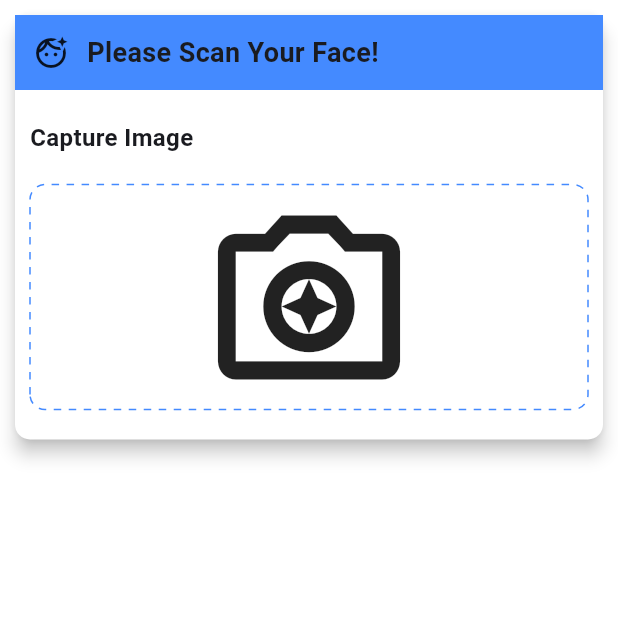
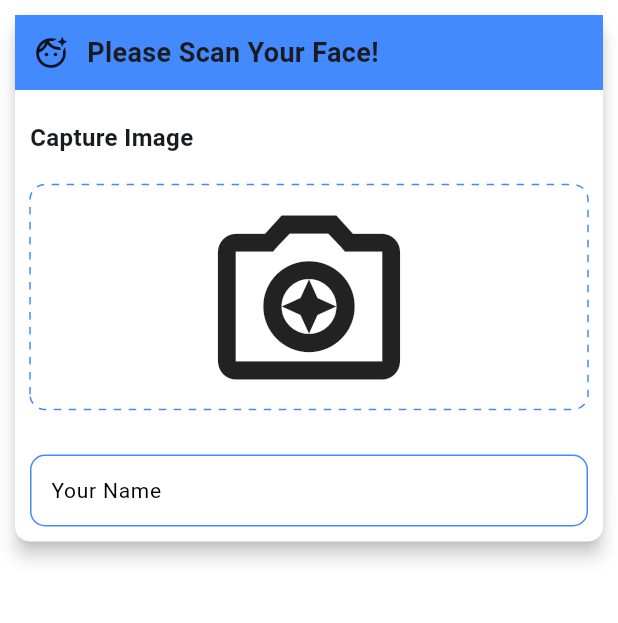
Before and after one commit to khadijahpassa/attendance-app, a Flutter app: the screen it shows after launch, after a tap on "Attandance Report", on a phone screen of 412 x 824 dp, the part 84-707 px from its top. Run offline on Flutter 3.47's test engine with Material 3 defaults, Android fonts, the phone set to English and light mode, and no system bars; drawn by our look-alikes of dotted_border; our stand-ins replace camera, cloud_firestore, firebase_core; missing offline and left inert: google_mlkit_face_detection; accounts and stored records are empty.

Commit message:
creating name text field

```diff
--- a/lib/ui/attend/attendance_screen.dart
+++ b/lib/ui/attend/attendance_screen.dart
@@ -133,6 +133,35 @@ class _AttendanceScreenState extends State<AttendanceScreen> {
                   ),
                 )
               ),
+              Padding(
+                padding: const EdgeInsets.all(10),
+                child: TextField(
+                  textInputAction: TextInputAction.done,
+                  keyboardType: TextInputType.text,
+                  controller: controller,
+                  decoration: InputDecoration(
+                    contentPadding: const EdgeInsets.symmetric(horizontal: 10),
+                    labelText: "Your Name",
+                    hintText: "Please type your name here",
+                    hintStyle: const TextStyle(
+                      fontSize: 14,
+                      color: Colors.grey
+                    ),
+                    labelStyle: const TextStyle(
+                      fontSize: 14,
+                      color: Colors.black
+                    ),
+                    border: OutlineInputBorder(
+                      borderRadius: BorderRadius.circular(10),
+                      borderSide: const BorderSide(color: Colors.blueAccent)
+                    ),
+                    enabledBorder: OutlineInputBorder(
+                      borderRadius: BorderRadius.circular(10),
+                      borderSide: const BorderSide(color: Colors.blueAccent),
+                    )
+                  ),
+                ),
+              )
             ],
           ),
         ),
```
